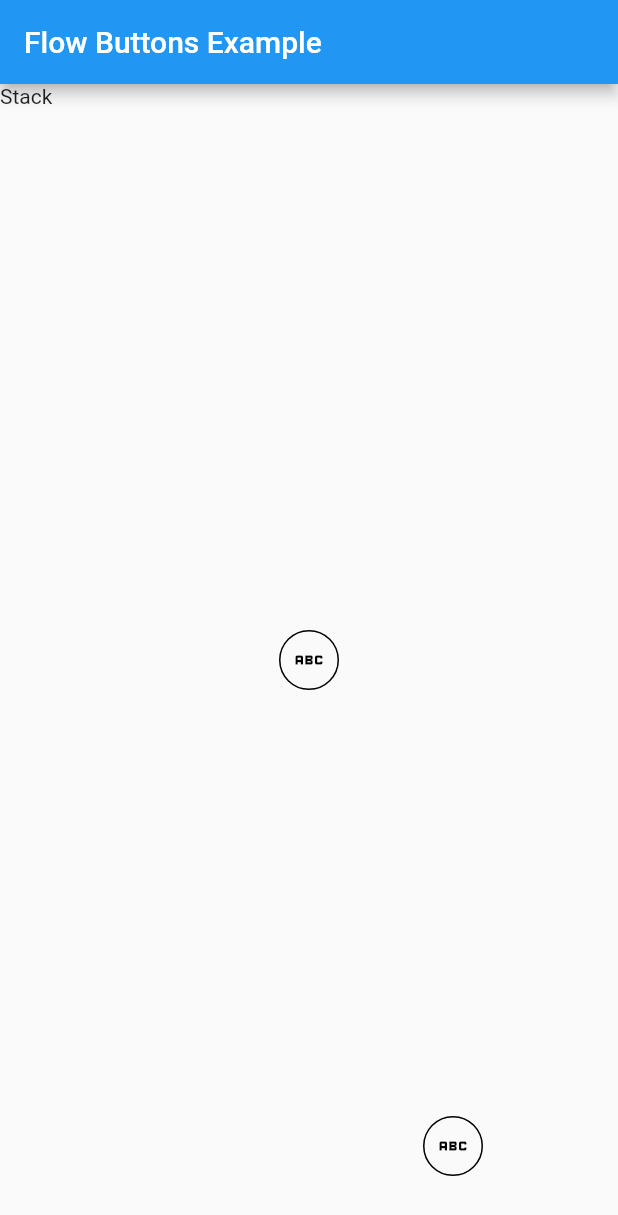
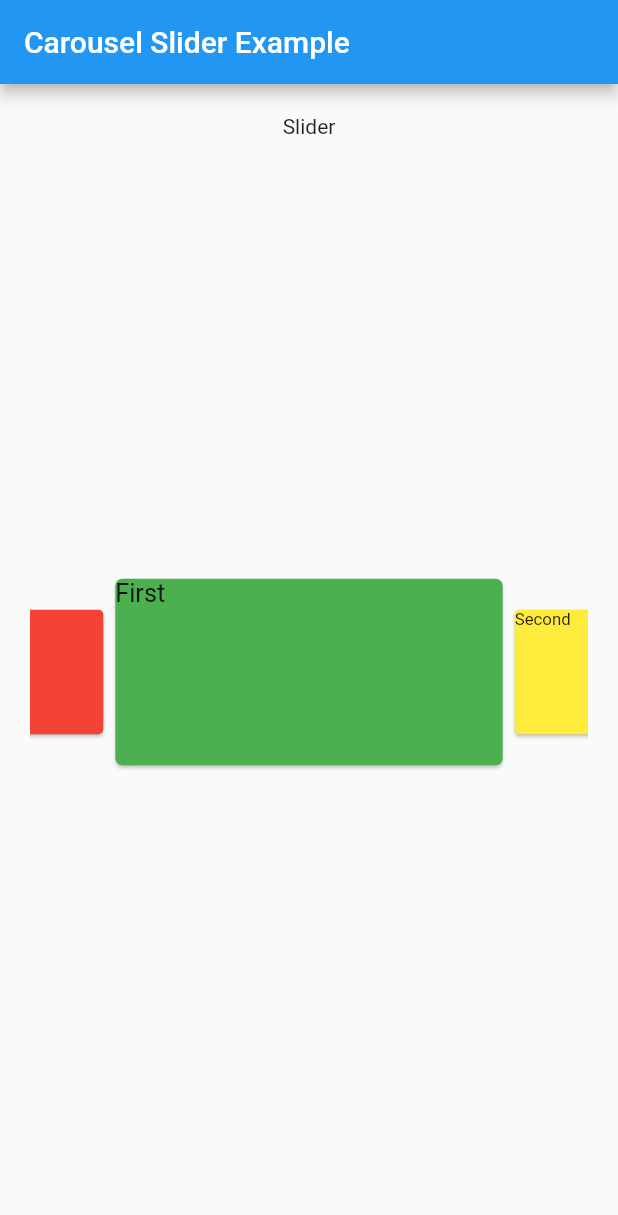
Before and after one commit to SimonWang9610/flutter-tips, a Flutter app: the screen it shows after launch, on a phone screen of 412 x 824 dp. Shown: the top 1215 px of the screen. Run offline on Flutter 3.47's test engine with Material 2 defaults, Android fonts, the light colour scheme and no system bars.

Commit message:
create Carousel Slider

```diff
--- /dev/null
+++ b/lib/carousel/carousel_slider.dart
@@ -0,0 +1,177 @@
+import 'package:flutter/material.dart';
+import 'models.dart';
+
+class CarouselSlider extends StatefulWidget {
+  final Axis scrollDirection;
+
+  /// the ratio of the current center entry occupying its parent width
+  /// (which is typically constrained by its parent's [BoxConstraints] and not the real screen width)
+  final double viewportFraction;
+
+  final ValueChanged<int>? onPageChanged;
+  final List<CarouselEntry> entries;
+
+  /// the ratio of width/height for each entry
+  final double? aspectRatio;
+
+  /// [EntryConstraintStrategy.loosen] will try to adapt the size of each entry but not allow overflow its parents's constraints
+  /// which is useful when [CarouselEntry.builder] will build its widgets with explicit size;
+  /// [EntryConstraintStrategy.tight] will try adapting [aspectRatio] and enforce the size of each entry to be same as its downward constraints
+  final EntryConstraintStrategy constraintStrategy;
+
+  /// if enlarge the center entry, [centerScale] will be applied to the center entry
+  /// while [sideScale] will be applied to the adjacent entries
+  final bool enlargeCenter;
+
+  /// if [enlargeCenter] is false, [centerScale] and [sideScale] will be ignored
+  /// if true, the center widget will be scaled to [centerScale]
+  /// while its adjacent widgets will be scaled to [sideScale]
+  final double centerScale;
+  final double sideScale;
+
+  /// if [infiniteScroll] is false, [repeatCount] will be ignored
+  /// if true, [repeatCount] will be used to set [PageController.initialPage] which will be equal to
+  /// [repeatCount] *  the length of [entries]
+  /// because the [PageView] always starts scrolling from 0
+  /// so we need setting [PageController.initialPage] intentionally to display the previous entry of [initialPage]
+  /// visually making [CarouselSlider] infinite scrolling.
+  final bool infiniteScroll;
+  final int repeatCount;
+  final int initialPage;
+
+  const CarouselSlider({
+    Key? key,
+    required this.entries,
+    this.onPageChanged,
+    this.viewportFraction = 0.6,
+    this.initialPage = 0,
+    this.scrollDirection = Axis.horizontal,
+    this.constraintStrategy = EntryConstraintStrategy.tight,
+    this.infiniteScroll = true,
+    this.enlargeCenter = true,
+    this.aspectRatio = 2 / 1,
+    this.centerScale = 1.2,
+    this.sideScale = 0.8,
+    this.repeatCount = 100,
+  }) : super(key: key);
+
+  @override
+  State<CarouselSlider> createState() => CarouselSliderState();
+}
+
+class CarouselSliderState extends State<CarouselSlider> {
+  late final PageController controller;
+
+  @override
+  void initState() {
+    super.initState();
+    final int initialPage = widget.infiniteScroll
+        ? widget.entries.length * widget.repeatCount + widget.initialPage
+        : widget.initialPage;
+
+    controller = PageController(
+      initialPage: initialPage,
+      viewportFraction: widget.viewportFraction,
+    );
+  }
+
+  @override
+  void dispose() {
+    controller.dispose();
+    super.dispose();
+  }
+
+  @override
+  Widget build(BuildContext context) {
+    return PageView.builder(
+      controller: controller,
+      scrollDirection: widget.scrollDirection,
+      scrollBehavior: ScrollConfiguration.of(context).copyWith(
+        scrollbars: false,
+        overscroll: false,
+      ),
+      onPageChanged: (page) {
+        final realPage = calculateEffectiveIndex(page);
+        widget.onPageChanged?.call(realPage);
+        print('current page: $realPage');
+      },
+      padEnds: true,
+      pageSnapping: true,
+      itemCount: widget.infiniteScroll ? null : widget.entries.length,
+      itemBuilder: (_, index) {
+        final effectiveIndex = calculateEffectiveIndex(index);
+
+        return AnimatedBuilder(
+          animation: controller,
+          child: _buildConstrainedWidget(effectiveIndex),
+          builder: (__, child) {
+            final position = controller.position;
+
+            final int currentPage =
+                !position.hasPixels || position.hasContentDimensions
+                    ? controller.page!.round()
+                    : controller.initialPage;
+            final int realPage = calculateEffectiveIndex(currentPage);
+
+            if (widget.enlargeCenter) {
+              final scale = realPage == effectiveIndex
+                  ? widget.centerScale
+                  : widget.sideScale;
+
+              return AnimatedScale(
+                scale: scale,
+                duration: const Duration(
+                  milliseconds: 200,
+                ),
+                child: child,
+              );
+            } else {
+              return child!;
+            }
+          },
+        );
+      },
+    );
+  }
+
+  Widget _buildConstrainedWidget(int index) {
+    final child = widget.entries[index].builder();
+
+    return LayoutBuilder(
+      builder: (context, constraints) {
+        final width = constraints.maxWidth;
+        final height = widget.aspectRatio != null
+            ? width / widget.aspectRatio!
+            : constraints.maxHeight;
+
+        late BoxConstraints specificConstraints;
+
+        switch (widget.constraintStrategy) {
+          case EntryConstraintStrategy.loosen:
+            specificConstraints = BoxConstraints(
+              maxWidth: width,
+              maxHeight: height,
+            );
+            break;
+          case EntryConstraintStrategy.tight:
+            specificConstraints =
+                BoxConstraints.tightFor(width: width, height: height);
+            break;
+        }
+        print('constrains: $specificConstraints');
+
+        return Align(
+          child: ConstrainedBox(
+            constraints: specificConstraints.enforce(constraints.loosen()),
+            child: child,
+          ),
+        );
+      },
+    );
+  }
+
+  int calculateEffectiveIndex(int index) {
+    final fixedLength = widget.entries.length;
+    return index % fixedLength;
+  }
+}
--- /dev/null
+++ b/lib/carousel/example.dart
@@ -0,0 +1,67 @@
+import 'package:flutter/material.dart';
+import 'package:flutter_tips/carousel/carousel_slider.dart';
+import 'package:flutter_tips/carousel/models.dart';
+
+class CarouselSliderExample extends StatefulWidget {
+  const CarouselSliderExample({Key? key}) : super(key: key);
+
+  @override
+  State<CarouselSliderExample> createState() => _CarouselSliderExampleState();
+}
+
+class _CarouselSliderExampleState extends State<CarouselSliderExample> {
+  final List<CarouselEntry> entries = [
+    CarouselEntry(
+      builder: () => Card(
+        color: Colors.green,
+        child: Text('First'),
+      ),
+    ),
+    CarouselEntry(
+      builder: () => Card(
+        color: Colors.yellow,
+        child: Text('Second'),
+      ),
+    ),
+    CarouselEntry(
+      builder: () => Card(
+        color: Colors.blue,
+        child: Text('Third'),
+      ),
+    ),
+    CarouselEntry(
+      builder: () => Card(
+        color: Colors.red,
+        child: Text('Fourth'),
+      ),
+    )
+  ];
+
+  final GlobalKey<CarouselSliderState> sliderKey =
+      GlobalKey<CarouselSliderState>();
+
+  @override
+  Widget build(BuildContext context) {
+    return Scaffold(
+      appBar: AppBar(
+        title: const Text('Carousel Slider Example'),
+      ),
+      body: Padding(
+        padding: const EdgeInsets.all(
+          20,
+        ),
+        child: Column(
+          children: [
+            const Text('Slider'),
+            Expanded(
+              child: CarouselSlider(
+                key: sliderKey,
+                entries: entries,
+              ),
+            )
+          ],
+        ),
+      ),
+    );
+  }
+}
--- /dev/null
+++ b/lib/carousel/models.dart
@@ -0,0 +1,16 @@
+import 'package:flutter/material.dart';
+
+typedef CarouselEntryBuilder = Widget Function();
+
+class CarouselEntry {
+  final CarouselEntryBuilder builder;
+
+  CarouselEntry({
+    required this.builder,
+  });
+}
+
+enum EntryConstraintStrategy {
+  tight,
+  loosen,
+}
--- a/lib/main.dart
+++ b/lib/main.dart
@@ -1,6 +1,7 @@
 import 'package:flutter/material.dart';
 import 'package:flutter_tips/blocks/list_block.dart';
 import 'package:flutter_tips/blocks/list_data.dart';
+import 'package:flutter_tips/carousel/example.dart';
 import 'package:flutter_tips/flow/example.dart';
 import 'package:flutter_tips/list/custom_grid_list.dart';
 import 'package:flutter_tips/list/example.dart';
@@ -30,7 +31,7 @@ class MyApp extends StatelessWidget {
         // is not restarted.
         primarySwatch: Colors.blue,
       ),
-      home: const FlowButtonsExample(),
+      home: const CarouselSliderExample(),
     );
   }
 }
```
